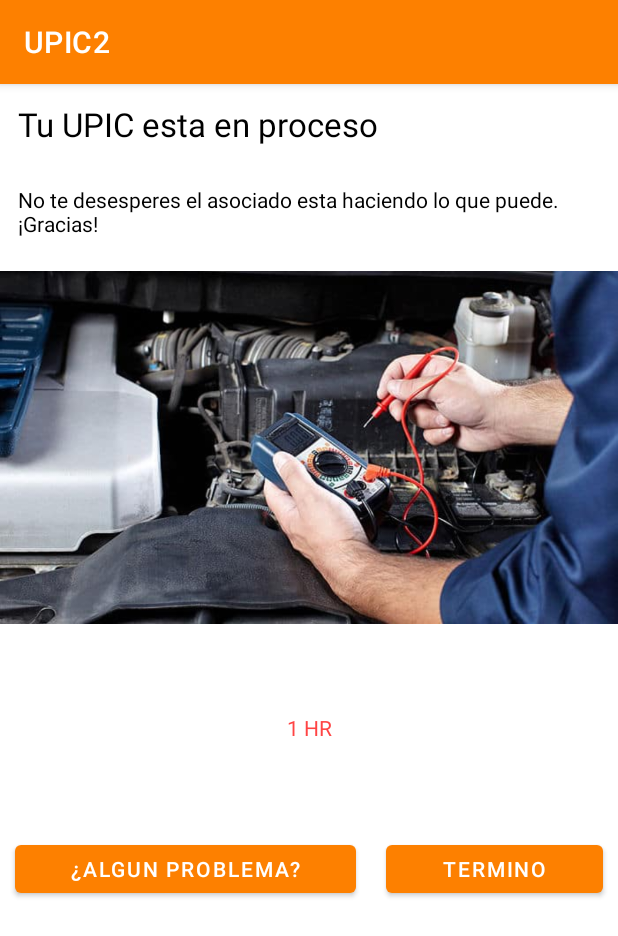
After one commit to BennettxD2001/UPIC3, an Android app: the Proceso screen opened directly, with no data from a screen before it, on a phone screen of 412 x 824 dp. The commit adds this screen. Shown: the top 936 px of the screen. Run offline under Robolectric (Android 15) with nearby library versions, the phone set to English and light mode, and no system bars.

Commit message:
cambio - andrea

```diff
--- /dev/null
+++ b/app/src/main/java/com/example/upic2/Proceso.java
@@ -0,0 +1,26 @@
+package com.example.upic2;
+
+import androidx.appcompat.app.AppCompatActivity;
+
+import android.content.Intent;
+import android.os.Bundle;
+import android.view.View;
+
+public class Proceso extends AppCompatActivity {
+
+    @Override
+    protected void onCreate(Bundle savedInstanceState) {
+        super.onCreate(savedInstanceState);
+        setContentView(R.layout.activity_proceso);
+    }
+    public void callRep(View view){
+        Intent i = new Intent(getApplicationContext(), Reportar.class);
+
+        startActivity(i);
+    }
+    public void callComen(View view){
+        Intent i = new Intent(getApplicationContext(), Comentarios.class);
+
+        startActivity(i);
+    }
+}
--- a/app/src/main/java/com/example/upic2/SignIn.java
+++ b/app/src/main/java/com/example/upic2/SignIn.java
@@ -76,7 +76,7 @@ public class SignIn extends AppCompatActivity {
         data.put("Nombre",etNombre.getText().toString());
         data.put("Apellido",etApellido.getText().toString());
         data.put("Correo",etCorreo.getText().toString());
-        data.put("Telefono",etTelefono.getText().toString());
+        data.put("Teléfono",etTelefono.getText().toString());
         data.put("Cilindraje",etCilindraje.getText().toString());
         data.put("Marca",etMarca.getText().toString());
         data.put("Modelo",etModelo.getText().toString());
--- /dev/null
+++ b/app/src/main/res/layout/activity_proceso.xml
@@ -0,0 +1,82 @@
+<?xml version="1.0" encoding="utf-8"?>
+<LinearLayout xmlns:android="http://schemas.android.com/apk/res/android"
+    xmlns:app="http://schemas.android.com/apk/res-auto"
+    xmlns:tools="http://schemas.android.com/tools"
+    android:layout_width="match_parent"
+    android:layout_height="match_parent"
+    android:orientation="vertical"
+    tools:context=".Proceso">
+
+    <TextView
+        android:id="@+id/lleg"
+        android:layout_width="match_parent"
+        android:layout_height="wrap_content"
+        android:layout_margin="12dp"
+        android:text="Tu UPIC esta en proceso"
+        android:textColor="@color/black"
+        android:textSize="22sp" />
+
+    <View
+        android:id="@+id/view"
+        android:layout_width="match_parent"
+        android:layout_height="2dp" />
+
+    <LinearLayout
+        android:layout_width="match_parent"
+        android:layout_height="436dp"
+        android:orientation="vertical">
+
+        <TextView
+            android:id="@+id/Encuanto"
+            android:layout_width="match_parent"
+            android:layout_height="36dp"
+            android:layout_margin="12dp"
+            android:text="No te desesperes el asociado esta haciendo lo que puede. ¡Gracias!"
+            android:textColor="@color/black" />
+
+        <ImageView
+            android:id="@+id/imageView5"
+            android:layout_width="match_parent"
+            android:layout_height="254dp"
+            app:srcCompat="@drawable/perfilele" />
+
+        <TextView
+            android:id="@+id/textView6"
+            android:layout_width="match_parent"
+            android:layout_height="wrap_content"
+            android:layout_margin="50dp"
+            android:text="1 HR"
+            android:textAlignment="center"
+            android:textColor="@android:color/holo_red_light" />
+
+    </LinearLayout>
+
+    <LinearLayout
+        android:layout_width="match_parent"
+        android:layout_height="64dp"
+        android:orientation="horizontal">
+
+        <Button
+            android:id="@+id/button"
+            android:layout_width="wrap_content"
+            android:layout_height="wrap_content"
+            android:layout_margin="10dp"
+            android:layout_weight="1"
+            android:minHeight="48dp"
+            android:onClick="callRep"
+            android:text="¿Algun problema?"
+            tools:ignore="TouchTargetSizeCheck" />
+
+        <Button
+            android:id="@+id/button2"
+            android:layout_width="wrap_content"
+            android:layout_height="wrap_content"
+            android:layout_margin="10dp"
+            android:layout_weight="1"
+            android:minHeight="48dp"
+            android:onClick="callComen"
+            android:text="Termino"
+            tools:ignore="TouchTargetSizeCheck,TouchTargetSizeCheck" />
+    </LinearLayout>
+
+</LinearLayout>
```
Also changed, not shown: app/src/main/java/com/example/upic2/Llegada.java (added, +26 -0 lines), app/src/main/java/com/example/upic2/MainActivity.java (+6 -6 lines), app/src/main/res/layout/activity_llegada.xml (added, +82 -0 lines), app/src/main/res/values/strings.xml (+13 -13 lines).
